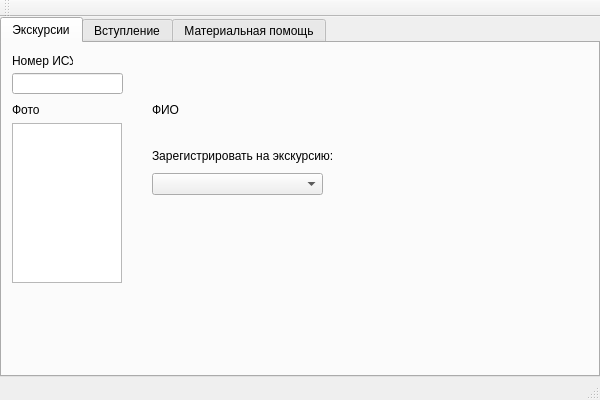
Above: profcom_cards/profkom.ui from egornevezhin/profcom_cards before the change. Below: the same form after it.
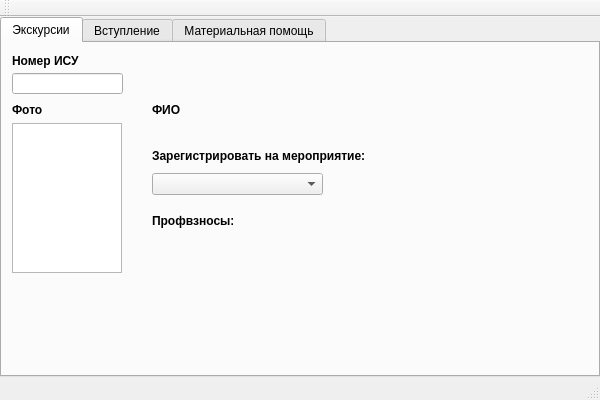
That is the form after the change.

Diff of the .ui file:
```diff
--- a/profcom_cards/profkom.ui
+++ b/profcom_cards/profkom.ui
@@ -51,10 +51,16 @@
        <rect>
         <x>10</x>
         <y>10</y>
-        <width>61</width>
+        <width>71</width>
         <height>16</height>
        </rect>
       </property>
+      <property name="font">
+       <font>
+        <weight>75</weight>
+        <bold>true</bold>
+       </font>
+      </property>
       <property name="text">
        <string>Номер ИСУ</string>
       </property>
@@ -65,9 +71,35 @@
         <x>10</x>
         <y>80</y>
         <width>110</width>
-        <height>160</height>
+        <height>150</height>
        </rect>
       </property>
+      <property name="sizePolicy">
+       <sizepolicy hsizetype="Fixed" vsizetype="Fixed">
+        <horstretch>0</horstretch>
+        <verstretch>0</verstretch>
+       </sizepolicy>
+      </property>
+      <property name="verticalScrollBarPolicy">
+       <enum>Qt::ScrollBarAlwaysOff</enum>
+      </property>
+      <property name="horizontalScrollBarPolicy">
+       <enum>Qt::ScrollBarAlwaysOff</enum>
+      </property>
+      <property name="interactive">
+       <bool>false</bool>
+      </property>
+      <property name="sceneRect">
+       <rectf>
+        <x>0.000000000000000</x>
+        <y>0.000000000000000</y>
+        <width>0.000000000000000</width>
+        <height>0.000000000000000</height>
+       </rectf>
+      </property>
+      <property name="transformationAnchor">
+       <enum>QGraphicsView::AnchorViewCenter</enum>
+      </property>
      </widget>
      <widget class="QLabel" name="label_2">
       <property name="geometry">
@@ -78,6 +110,12 @@
         <height>13</height>
        </rect>
       </property>
+      <property name="font">
+       <font>
+        <weight>75</weight>
+        <bold>true</bold>
+       </font>
+      </property>
       <property name="text">
        <string>Фото</string>
       </property>
@@ -91,6 +129,12 @@
         <height>13</height>
        </rect>
       </property>
+      <property name="font">
+       <font>
+        <weight>75</weight>
+        <bold>true</bold>
+       </font>
+      </property>
       <property name="text">
        <string>ФИО</string>
       </property>
@@ -113,12 +157,18 @@
        <rect>
         <x>150</x>
         <y>103</y>
-        <width>181</width>
+        <width>221</width>
         <height>20</height>
        </rect>
       </property>
+      <property name="font">
+       <font>
+        <weight>75</weight>
+        <bold>true</bold>
+       </font>
+      </property>
       <property name="text">
-       <string>Зарегистрировать на экскурсию:</string>
+       <string>Зарегистрировать на мероприятие:</string>
       </property>
      </widget>
      <widget class="QComboBox" name="comboBox">
@@ -131,6 +181,38 @@
        </rect>
       </property>
      </widget>
+     <widget class="QLabel" name="label_4">
+      <property name="geometry">
+       <rect>
+        <x>150</x>
+        <y>170</y>
+        <width>81</width>
+        <height>16</height>
+       </rect>
+      </property>
+      <property name="font">
+       <font>
+        <weight>75</weight>
+        <bold>true</bold>
+       </font>
+      </property>
+      <property name="text">
+       <string>Профвзносы:</string>
+      </property>
+     </widget>
+     <widget class="QLabel" name="Deposit">
+      <property name="geometry">
+       <rect>
+        <x>250</x>
+        <y>170</y>
+        <width>81</width>
+        <height>16</height>
+       </rect>
+      </property>
+      <property name="text">
+       <string/>
+      </property>
+     </widget>
     </widget>
     <widget class="QWidget" name="tab_2">
      <attribute name="title">
```
Left out of the diff: 6 changed lines with no effect on the pictures.
